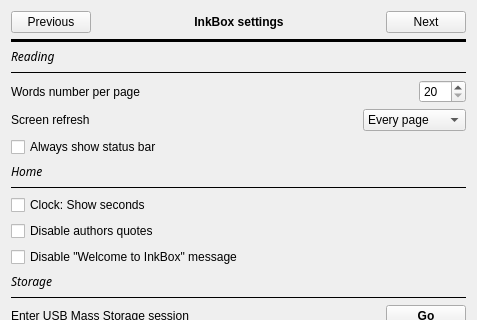
Qt form settings.ui (Quill-OS/quill) before a commit; both pictures show x 0 to 477 and y 0 to 320 of the 477 by 607 pixel window.
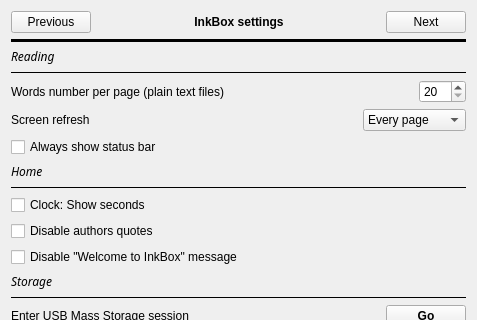
The same form after that commit.

Commit message:
Correct layout
Some spacer widgets are not required anymore because of the new
QTextEdit.

```diff
--- a/settings.ui
+++ b/settings.ui
@@ -396,7 +396,7 @@
              <item row="1" column="0">
               <widget class="QLabel" name="wordsNumberLabel">
                <property name="text">
-                <string>Words number per page</string>
+                <string>Words number per page (plain text files)</string>
                </property>
               </widget>
              </item>
```
The commit also changes 4 other files.
